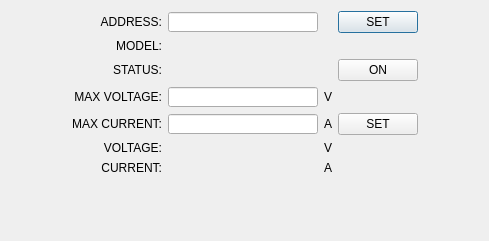
The window that psu_viewer.ui (sumatrae/psu-viewer) describes before a commit, drawn with Qt 5.
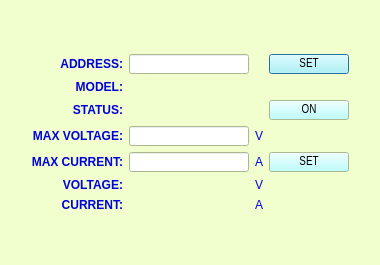
The same window after the commit.

```diff
--- a/psu_viewer.ui
+++ b/psu_viewer.ui
@@ -6,17 +6,174 @@
    <rect>
     <x>0</x>
     <y>0</y>
-    <width>489</width>
-    <height>241</height>
+    <width>380</width>
+    <height>265</height>
    </rect>
   </property>
+  <property name="palette">
+   <palette>
+    <active>
+     <colorrole role="WindowText">
+      <brush brushstyle="SolidPattern">
+       <color alpha="255">
+        <red>0</red>
+        <green>0</green>
+        <blue>217</blue>
+       </color>
+      </brush>
+     </colorrole>
+     <colorrole role="Button">
+      <brush brushstyle="SolidPattern">
+       <color alpha="255">
+        <red>170</red>
+        <green>255</green>
+        <blue>255</blue>
+       </color>
+      </brush>
+     </colorrole>
+     <colorrole role="Base">
+      <brush brushstyle="SolidPattern">
+       <color alpha="255">
+        <red>255</red>
+        <green>255</green>
+        <blue>255</blue>
+       </color>
+      </brush>
+     </colorrole>
+     <colorrole role="Window">
+      <brush brushstyle="SolidPattern">
+       <color alpha="255">
+        <red>240</red>
+        <green>255</green>
+        <blue>205</blue>
+       </color>
+      </brush>
+     </colorrole>
+    </active>
+    <inactive>
+     <colorrole role="WindowText">
+      <brush brushstyle="SolidPattern">
+       <color alpha="255">
+        <red>0</red>
+        <green>0</green>
+        <blue>217</blue>
+       </color>
+      </brush>
+     </colorrole>
+     <colorrole role="Button">
+      <brush brushstyle="SolidPattern">
+       <color alpha="255">
+        <red>170</red>
+        <green>255</green>
+        <blue>255</blue>
+       </color>
+      </brush>
+     </colorrole>
+     <colorrole role="Base">
+      <brush brushstyle="SolidPattern">
+       <color alpha="255">
+        <red>255</red>
+        <green>255</green>
+        <blue>255</blue>
+       </color>
+      </brush>
+     </colorrole>
+     <colorrole role="Window">
+      <brush brushstyle="SolidPattern">
+       <color alpha="255">
+        <red>240</red>
+        <green>255</green>
+        <blue>205</blue>
+       </color>
+      </brush>
+     </colorrole>
+    </inactive>
+    <disabled>
+     <colorrole role="WindowText">
+      <brush brushstyle="SolidPattern">
+       <color alpha="255">
+        <red>120</red>
+        <green>120</green>
+        <blue>120</blue>
+       </color>
+      </brush>
+     </colorrole>
+     <colorrole role="Button">
+      <brush brushstyle="SolidPattern">
+       <color alpha="255">
+        <red>170</red>
+        <green>255</green>
+        <blue>255</blue>
+       </color>
+      </brush>
+     </colorrole>
+     <colorrole role="Base">
+      <brush brushstyle="SolidPattern">
+       <color alpha="255">
+        <red>240</red>
+        <green>255</green>
+        <blue>205</blue>
+       </color>
+      </brush>
+     </colorrole>
+     <colorrole role="Window">
+      <brush brushstyle="SolidPattern">
+       <color alpha="255">
+        <red>240</red>
+        <green>255</green>
+        <blue>205</blue>
+       </color>
+      </brush>
+     </colorrole>
+    </disabled>
+   </palette>
+  </property>
   <property name="windowTitle">
    <string>PSU Viewer</string>
   </property>
+  <property name="autoFillBackground">
+   <bool>true</bool>
+  </property>
+  <property name="sizeGripEnabled">
+   <bool>false</bool>
+  </property>
   <layout class="QVBoxLayout" name="verticalLayout">
    <item>
     <layout class="QGridLayout" name="gridLayout">
-     <item row="3" column="0">
+     <item row="7" column="2">
+      <widget class="QLabel" name="label_measurement_current_value">
+       <property name="text">
+        <string/>
+       </property>
+       <property name="alignment">
+        <set>Qt::AlignRight|Qt::AlignTrailing|Qt::AlignVCenter</set>
+       </property>
+      </widget>
+     </item>
+     <item row="6" column="2">
+      <widget class="QLabel" name="label_measurement_voltage_value">
+       <property name="text">
+        <string/>
+       </property>
+       <property name="alignment">
+        <set>Qt::AlignRight|Qt::AlignTrailing|Qt::AlignVCenter</set>
+       </property>
+      </widget>
+     </item>
+     <item row="0" column="2">
+      <spacer name="verticalSpacer_2">
+       <property name="orientation">
+        <enum>Qt::Vertical</enum>
+       </property>
+       <property name="sizeHint" stdset="0">
+        <size>
+         <width>20</width>
+         <height>40</height>
+        </size>
+       </property>
+      </spacer>
+     </item>
+     <item row="4" column="0">
       <spacer name="horizontalSpacer">
        <property name="orientation">
         <enum>Qt::Horizontal</enum>
@@ -29,7 +186,7 @@
        </property>
       </spacer>
      </item>
-     <item row="3" column="1">
+     <item row="4" column="1">
       <widget class="QLabel" name="label_voltage">
        <property name="sizePolicy">
         <sizepolicy hsizetype="Fixed" vsizetype="Fixed">
@@ -37,6 +194,13 @@
          <verstretch>0</verstretch>
         </sizepolicy>
        </property>
+       <property name="font">
+        <font>
+         <weight>75</weight>
+         <italic>false</italic>
+         <bold>true</bold>
+        </font>
+       </property>
        <property name="layoutDirection">
         <enum>Qt::RightToLeft</enum>
        </property>
@@ -48,7 +212,7 @@
        </property>
       </widget>
      </item>
-     <item row="4" column="3">
+     <item row="5" column="3">
       <widget class="QLabel" name="label_current_unit">
        <property name="sizePolicy">
         <sizepolicy hsizetype="Fixed" vsizetype="Fixed">
@@ -59,9 +223,12 @@
        <property name="text">
         <string>A</string>
        </property>
+       <property name="margin">
+        <number>5</number>
+       </property>
       </widget>
      </item>
-     <item row="5" column="1">
+     <item row="6" column="1">
       <widget class="QLabel" name="label_mersurement_voltage">
        <property name="sizePolicy">
         <sizepolicy hsizetype="Fixed" vsizetype="Fixed">
@@ -69,6 +236,13 @@
          <verstretch>0</verstretch>
         </sizepolicy>
        </property>
+       <property name="font">
+        <font>
+         <weight>75</weight>
+         <italic>false</italic>
+         <bold>true</bold>
+        </font>
+       </property>
        <property name="layoutDirection">
         <enum>Qt::RightToLeft</enum>
        </property>
@@ -80,7 +254,7 @@
        </property>
       </widget>
      </item>
-     <item row="5" column="3">
+     <item row="6" column="3">
       <widget class="QLabel" name="label_measure_voltage_unit">
        <property name="sizePolicy">
         <sizepolicy hsizetype="Fixed" vsizetype="Fixed">
@@ -91,9 +265,12 @@
        <property name="text">
         <string>V</string>
        </property>
+       <property name="margin">
+        <number>5</number>
+       </property>
       </widget>
      </item>
-     <item row="4" column="1">
+     <item row="5" column="1">
       <widget class="QLabel" name="label_current">
        <property name="sizePolicy">
         <sizepolicy hsizetype="Fixed" vsizetype="Fixed">
@@ -101,6 +278,13 @@
          <verstretch>0</verstretch>
         </sizepolicy>
        </property>
+       <property name="font">
+        <font>
+         <weight>75</weight>
+         <italic>false</italic>
+         <bold>true</bold>
+        </font>
+       </property>
        <property name="layoutDirection">
         <enum>Qt::RightToLeft</enum>
        </property>
@@ -112,7 +296,7 @@
        </property>
       </widget>
      </item>
-     <item row="4" column="2">
+     <item row="5" column="2">
       <widget class="QLineEdit" name="lineEdit_current">
        <property name="sizePolicy">
         <sizepolicy hsizetype="Fixed" vsizetype="Fixed">
@@ -122,7 +306,7 @@
        </property>
        <property name="minimumSize">
         <size>
-         <width>150</width>
+         <width>120</width>
          <height>20</height>
         </size>
        </property>
@@ -137,7 +321,7 @@
        </property>
       </widget>
      </item>
-     <item row="1" column="1">
+     <item row="2" column="1">
       <widget class="QLabel" name="label_model">
        <property name="sizePolicy">
         <sizepolicy hsizetype="Fixed" vsizetype="Fixed">
@@ -145,6 +329,13 @@
          <verstretch>0</verstretch>
         </sizepolicy>
        </property>
+       <property name="font">
+        <font>
+         <weight>75</weight>
+         <italic>false</italic>
+         <bold>true</bold>
+        </font>
+       </property>
        <property name="layoutDirection">
         <enum>Qt::RightToLeft</enum>
        </property>
@@ -156,7 +347,7 @@
        </property>
       </widget>
      </item>
-     <item row="3" column="3">
+     <item row="4" column="3">
       <widget class="QLabel" name="label_voltage_unit">
        <property name="sizePolicy">
         <sizepolicy hsizetype="Fixed" vsizetype="Fixed">
@@ -167,9 +358,12 @@
        <property name="text">
         <string>V</string>
        </property>
+       <property name="margin">
+        <number>5</number>
+       </property>
       </widget>
      </item>
-     <item row="0" column="2">
+     <item row="1" column="2">
       <widget class="QLineEdit" name="lineEdit_address">
        <property name="sizePolicy">
         <sizepolicy hsizetype="Fixed" vsizetype="Fixed">
@@ -179,7 +373,7 @@
        </property>
        <property name="minimumSize">
         <size>
-         <width>150</width>
+         <width>120</width>
          <height>20</height>
         </size>
        </property>
@@ -197,7 +391,7 @@
        </property>
       </widget>
      </item>
-     <item row="2" column="2">
+     <item row="3" column="2">
       <widget class="QLabel" name="label_status_value">
        <property name="sizePolicy">
         <sizepolicy hsizetype="Maximum" vsizetype="Maximum">
@@ -216,7 +410,7 @@
        </property>
       </widget>
      </item>
-     <item row="0" column="4">
+     <item row="1" column="4">
       <widget class="QPushButton" name="pushButtonSetAddress">
        <property name="maximumSize">
         <size>
@@ -224,12 +418,19 @@
          <height>30</height>
         </size>
        </property>
+       <property name="font">
+        <font>
+         <family>Arial Narrow</family>
+         <italic>false</italic>
+         <kerning>true</kerning>
+        </font>
+       </property>
        <property name="text">
         <string>SET</string>
        </property>
       </widget>
      </item>
-     <item row="2" column="4">
+     <item row="3" column="4">
       <widget class="QPushButton" name="pushButtonSwitch">
        <property name="maximumSize">
         <size>
@@ -237,12 +438,19 @@
          <height>30</height>
         </size>
        </property>
+       <property name="font">
+        <font>
+         <family>Arial Narrow</family>
+         <italic>false</italic>
+         <kerning>true</kerning>
+        </font>
+       </property>
        <property name="text">
         <string>ON</string>
        </property>
       </widget>
      </item>
-     <item row="3" column="2">
+     <item row="4" column="2">
       <widget class="QLineEdit" name="lineEdit_voltage">
        <property name="sizePolicy">
         <sizepolicy hsizetype="Fixed" vsizetype="Fixed">
@@ -252,7 +460,7 @@
        </property>
        <property name="minimumSize">
         <size>
-         <width>150</width>
+         <width>120</width>
          <height>20</height>
         </size>
        </property>
@@ -267,7 +475,7 @@
        </property>
       </widget>
      </item>
-     <item row="0" column="1">
+     <item row="1" column="1">
       <widget class="QLabel" name="label_address">
        <property name="sizePolicy">
         <sizepolicy hsizetype="Fixed" vsizetype="Fixed">
@@ -275,6 +483,13 @@
          <verstretch>0</verstretch>
         </sizepolicy>
        </property>
+       <property name="font">
+        <font>
+         <weight>75</weight>
+         <italic>false</italic>
+         <bold>true</bold>
+        </font>
+       </property>
        <property name="layoutDirection">
         <enum>Qt::RightToLeft</enum>
        </property>
@@ -286,7 +501,7 @@
        </property>
       </widget>
      </item>
-     <item row="2" column="1">
+     <item row="3" column="1">
       <widget class="QLabel" name="label_status">
        <property name="sizePolicy">
         <sizepolicy hsizetype="Fixed" vsizetype="Fixed">
@@ -294,6 +509,13 @@
          <verstretch>0</verstretch>
         </sizepolicy>
        </property>
+       <property name="font">
+        <font>
+         <weight>75</weight>
+         <italic>false</italic>
+         <bold>true</bold>
+        </font>
+       </property>
        <property name="layoutDirection">
         <enum>Qt::RightToLeft</enum>
        </property>
@@ -305,7 +527,7 @@
        </property>
       </widget>
      </item>
-     <item row="1" column="2">
+     <item row="2" column="2">
       <widget class="QLabel" name="label_model_value">
        <property name="sizePolicy">
         <sizepolicy hsizetype="Maximum" vsizetype="Maximum">
@@ -324,7 +546,7 @@
        </property>
       </widget>
      </item>
-     <item row="6" column="3">
+     <item row="7" column="3">
       <widget class="QLabel" name="label_measurement_current_unit">
        <property name="sizePolicy">
         <sizepolicy hsizetype="Fixed" vsizetype="Fixed">
@@ -335,9 +557,12 @@
        <property name="text">
         <string>A</string>
        </property>
+       <property name="margin">
+        <number>5</number>
+       </property>
       </widget>
      </item>
-     <item row="4" column="4">
+     <item row="5" column="4">
       <widget class="QPushButton" name="pushButtonSetVoltageCurrent">
        <property name="maximumSize">
         <size>
@@ -345,12 +570,19 @@
          <height>30</height>
         </size>
        </property>
+       <property name="font">
+        <font>
+         <family>Arial Narrow</family>
+         <italic>false</italic>
+         <kerning>true</kerning>
+        </font>
+       </property>
        <property name="text">
         <string>SET</string>
        </property>
       </widget>
      </item>
-     <item row="6" column="1">
+     <item row="7" column="1">
       <widget class="QLabel" name="label_measurement_current">
        <property name="sizePolicy">
         <sizepolicy hsizetype="Fixed" vsizetype="Fixed">
@@ -358,6 +590,13 @@
          <verstretch>0</verstretch>
         </sizepolicy>
        </property>
+       <property name="font">
+        <font>
+         <weight>75</weight>
+         <italic>false</italic>
+         <bold>true</bold>
+        </font>
+       </property>
        <property name="layoutDirection">
         <enum>Qt::RightToLeft</enum>
        </property>
@@ -369,7 +608,7 @@
        </property>
       </widget>
      </item>
-     <item row="2" column="5">
+     <item row="3" column="5">
       <spacer name="horizontalSpacer_2">
        <property name="orientation">
         <enum>Qt::Horizontal</enum>
@@ -382,41 +621,21 @@
        </property>
       </spacer>
      </item>
-     <item row="5" column="2">
-      <widget class="QLabel" name="label_measurement_voltage_value">
-       <property name="text">
-        <string/>
+     <item row="8" column="2">
+      <spacer name="verticalSpacer">
+       <property name="orientation">
+        <enum>Qt::Vertical</enum>
        </property>
-       <property name="alignment">
-        <set>Qt::AlignRight|Qt::AlignTrailing|Qt::AlignVCenter</set>
+       <property name="sizeHint" stdset="0">
+        <size>
+         <width>20</width>
+         <height>40</height>
+        </size>
        </property>
-      </widget>
-     </item>
-     <item row="6" column="2">
-      <widget class="QLabel" name="label_measurement_current_value">
-       <property name="text">
-        <string/>
-       </property>
-       <property name="alignment">
-        <set>Qt::AlignRight|Qt::AlignTrailing|Qt::AlignVCenter</set>
-       </property>
-      </widget>
+      </spacer>
      </item>
     </layout>
    </item>
-   <item>
-    <spacer name="verticalSpacer">
-     <property name="orientation">
-      <enum>Qt::Vertical</enum>
-     </property>
-     <property name="sizeHint" stdset="0">
-      <size>
-       <width>20</width>
-       <height>40</height>
-      </size>
-     </property>
-    </spacer>
-   </item>
   </layout>
  </widget>
  <resources/>
```
